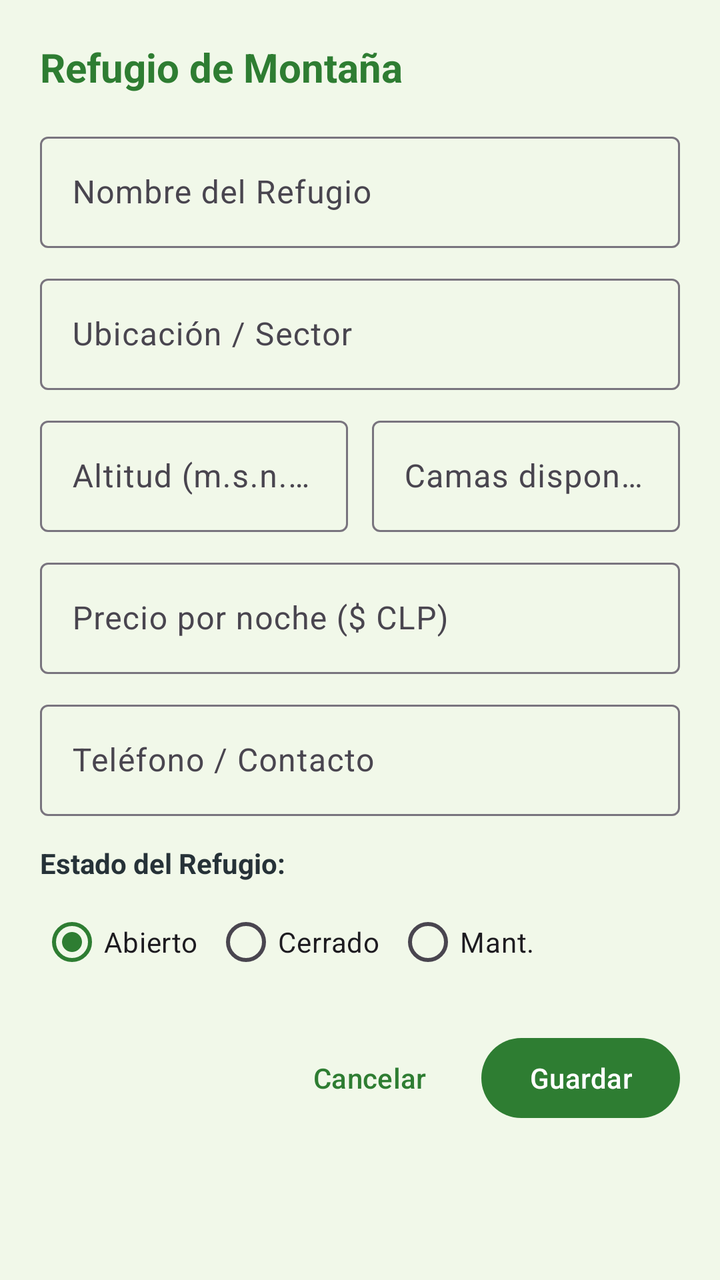
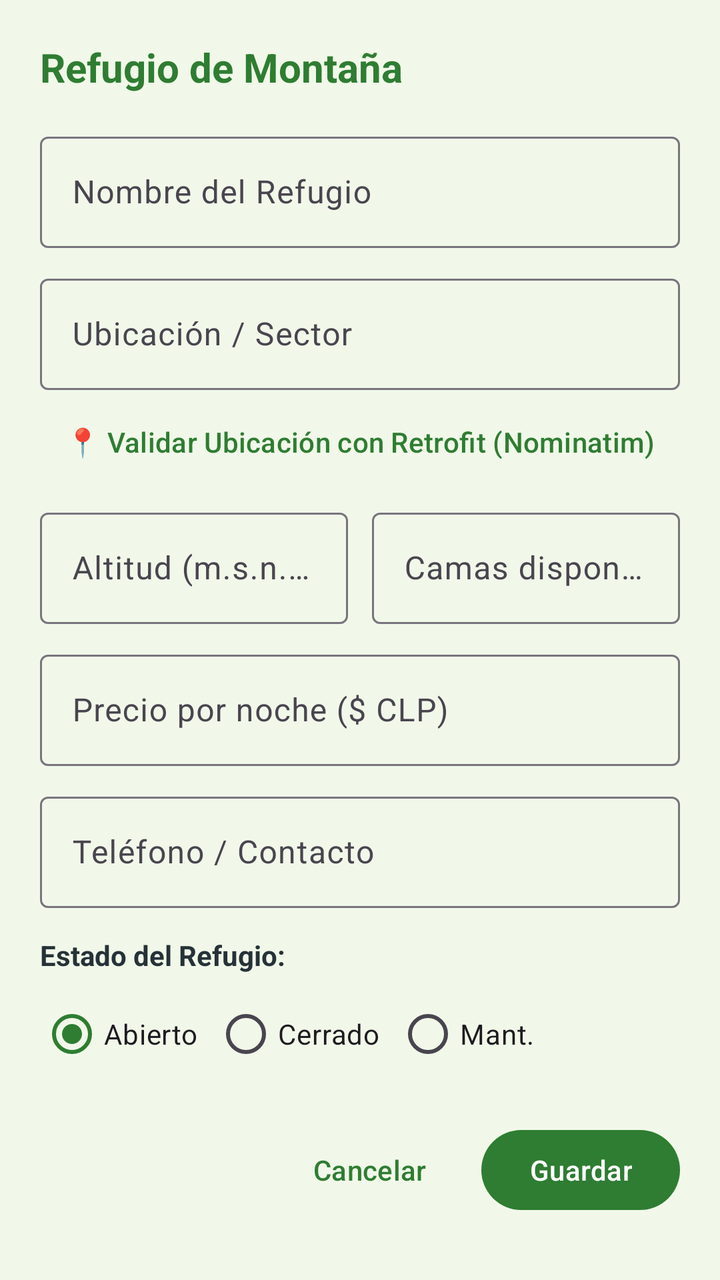

An Android layout rendered at two revisions. The XML below is the earlier revision; the diff shows what the commit changed to produce the second picture.
<!-- AndroidManifest.xml: application theme Theme.CampsAndMountain -->
<!-- res/layout/dialog_form_refugio.xml -->
<?xml version="1.0" encoding="utf-8"?>
<ScrollView xmlns:android="http://schemas.android.com/apk/res/android"
    xmlns:app="http://schemas.android.com/apk/res-auto"
    android:layout_width="match_parent"
    android:layout_height="wrap_content"
    android:padding="20dp">

    <LinearLayout
        android:layout_width="match_parent"
        android:layout_height="wrap_content"
        android:orientation="vertical">

        <TextView
            android:id="@+id/tvFormTitle"
            android:layout_width="match_parent"
            android:layout_height="wrap_content"
            android:text="Refugio de Montaña"
            android:textColor="@color/primary_green"
            android:textSize="20sp"
            android:textStyle="bold" />

        <com.google.android.material.textfield.TextInputLayout
            style="@style/Widget.Material3.TextInputLayout.OutlinedBox"
            android:layout_width="match_parent"
            android:layout_height="wrap_content"
            android:layout_marginTop="16dp"
            android:hint="Nombre del Refugio">

            <com.google.android.material.textfield.TextInputEditText
                android:id="@+id/etNombre"
                android:layout_width="match_parent"
                android:layout_height="wrap_content"
                android:inputType="textCapWords" />
        </com.google.android.material.textfield.TextInputLayout>

        <com.google.android.material.textfield.TextInputLayout
            style="@style/Widget.Material3.TextInputLayout.OutlinedBox"
            android:layout_width="match_parent"
            android:layout_height="wrap_content"
            android:layout_marginTop="10dp"
            android:hint="Ubicación / Sector">

            <com.google.android.material.textfield.TextInputEditText
                android:id="@+id/etUbicacion"
                android:layout_width="match_parent"
                android:layout_height="wrap_content"
                android:inputType="textCapSentences" />
        </com.google.android.material.textfield.TextInputLayout>

        <LinearLayout
            android:layout_width="match_parent"
            android:layout_height="wrap_content"
            android:layout_marginTop="10dp"
            android:orientation="horizontal">

            <com.google.android.material.textfield.TextInputLayout
                style="@style/Widget.Material3.TextInputLayout.OutlinedBox"
                android:layout_width="0dp"
                android:layout_height="wrap_content"
                android:layout_marginEnd="6dp"
                android:layout_weight="1"
                android:hint="Altitud (m.s.n.m.)">

                <com.google.android.material.textfield.TextInputEditText
                    android:id="@+id/etAltitud"
                    android:layout_width="match_parent"
                    android:layout_height="wrap_content"
                    android:inputType="number" />
            </com.google.android.material.textfield.TextInputLayout>

            <com.google.android.material.textfield.TextInputLayout
                style="@style/Widget.Material3.TextInputLayout.OutlinedBox"
                android:layout_width="0dp"
                android:layout_height="wrap_content"
                android:layout_marginStart="6dp"
                android:layout_weight="1"
                android:hint="Camas disponibles">

                <com.google.android.material.textfield.TextInputEditText
                    android:id="@+id/etCamas"
                    android:layout_width="match_parent"
                    android:layout_height="wrap_content"
                    android:inputType="number" />
            </com.google.android.material.textfield.TextInputLayout>
        </LinearLayout>

        <com.google.android.material.textfield.TextInputLayout
            style="@style/Widget.Material3.TextInputLayout.OutlinedBox"
            android:layout_width="match_parent"
            android:layout_height="wrap_content"
            android:layout_marginTop="10dp"
            android:hint="Precio por noche ($ CLP)">

            <com.google.android.material.textfield.TextInputEditText
                android:id="@+id/etPrecio"
                android:layout_width="match_parent"
                android:layout_height="wrap_content"
                android:inputType="number" />
        </com.google.android.material.textfield.TextInputLayout>

        <com.google.android.material.textfield.TextInputLayout
            style="@style/Widget.Material3.TextInputLayout.OutlinedBox"
            android:layout_width="match_parent"
            android:layout_height="wrap_content"
            android:layout_marginTop="10dp"
            android:hint="Teléfono / Contacto">

            <com.google.android.material.textfield.TextInputEditText
                android:id="@+id/etTelefono"
                android:layout_width="match_parent"
                android:layout_height="wrap_content"
                android:inputType="phone" />
        </com.google.android.material.textfield.TextInputLayout>

        <TextView
            android:layout_width="wrap_content"
            android:layout_height="wrap_content"
            android:layout_marginTop="14dp"
            android:text="Estado del Refugio:"
            android:textColor="@color/slate_dark"
            android:textStyle="bold" />

        <RadioGroup
            android:id="@+id/rgEstado"
            android:layout_width="match_parent"
            android:layout_height="wrap_content"
            android:layout_marginTop="6dp"
            android:orientation="horizontal">

            <RadioButton
                android:id="@+id/rbAbierto"
                android:layout_width="wrap_content"
                android:layout_height="wrap_content"
                android:checked="true"
                android:text="Abierto" />

            <RadioButton
                android:id="@+id/rbCerrado"
                android:layout_width="wrap_content"
                android:layout_height="wrap_content"
                android:layout_marginStart="8dp"
                android:text="Cerrado" />

            <RadioButton
                android:id="@+id/rbMantenimiento"
                android:layout_width="wrap_content"
                android:layout_height="wrap_content"
                android:layout_marginStart="8dp"
                android:text="Mant." />
        </RadioGroup>

        <LinearLayout
            android:layout_width="match_parent"
            android:layout_height="wrap_content"
            android:layout_marginTop="20dp"
            android:gravity="end"
            android:orientation="horizontal">

            <com.google.android.material.button.MaterialButton
                android:id="@+id/btnCancelar"
                style="@style/Widget.Material3.Button.TextButton"
                android:layout_width="wrap_content"
                android:layout_height="wrap_content"
                android:text="Cancelar" />

            <com.google.android.material.button.MaterialButton
                android:id="@+id/btnGuardar"
                android:layout_width="wrap_content"
                android:layout_height="wrap_content"
                android:layout_marginStart="12dp"
                android:text="Guardar" />
        </LinearLayout>

    </LinearLayout>
</ScrollView>
<!-- resources referenced by this layout -->
<resources>
  <color name="primary_green">#2E7D32</color>
  <color name="slate_dark">#263238</color>
  <style name="Theme.CampsAndMountain" parent="Base.Theme.CampsAndMountain" />
  <style name="Base.Theme.CampsAndMountain" parent="Theme.Material3.DayNight.NoActionBar">
          <item name="colorPrimary">@color/primary_green</item>
          <item name="colorPrimaryVariant">@color/primary_dark_green</item>
          <item name="colorOnPrimary">@color/white</item>
          <item name="colorSecondary">@color/slate_gray</item>
          <item name="colorOnSecondary">@color/white</item>
          <item name="colorTertiary">@color/accent_gold</item>
          <item name="android:statusBarColor">@color/primary_dark_green</item>
          <item name="android:windowBackground">@color/bg_light_green</item>
      </style>
  <color name="primary_dark_green">#1B5E20</color>
  <color name="white">#FFFFFF</color>
  <color name="slate_gray">#37474F</color>
  <color name="accent_gold">#F57F17</color>
  <color name="bg_light_green">#F1F8E9</color>
</resources>

<!-- the commit's change to res/layout/dialog_form_refugio.xml (unified diff, before → after) -->
@@ -47,10 +47,19 @@
                 android:inputType="textCapSentences" />
         </com.google.android.material.textfield.TextInputLayout>
 
+        <com.google.android.material.button.MaterialButton
+            android:id="@+id/btnValidarUbicacion"
+            style="@style/Widget.Material3.Button.TextButton"
+            android:layout_width="match_parent"
+            android:layout_height="wrap_content"
+            android:layout_marginTop="2dp"
+            android:text="📍 Validar Ubicación con Retrofit (Nominatim)"
+            android:textColor="@color/primary_green" />
+
         <LinearLayout
             android:layout_width="match_parent"
             android:layout_height="wrap_content"
-            android:layout_marginTop="10dp"
+            android:layout_marginTop="6dp"
             android:orientation="horizontal">
 
             <com.google.android.material.textfield.TextInputLayout
